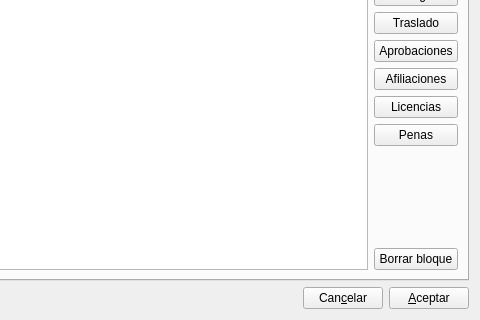
rogorido/qtpredicadores, file gui/dlgdetalles.ui: the form before one commit; both pictures show x 237 to 717 and y 118 to 438 of the 717 by 438 pixel window.
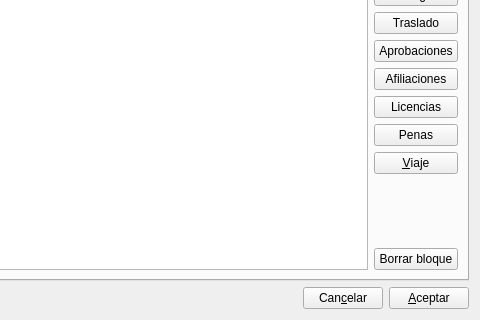
The form after the commit.

Commit message: Form para viajes

What changed in the file:
```diff
--- a/gui/dlgdetalles.ui
+++ b/gui/dlgdetalles.ui
@@ -87,6 +87,13 @@
              </property>
             </widget>
            </item>
+           <item>
+            <widget class="QPushButton" name="btViaje">
+             <property name="text">
+              <string>&amp;Viaje</string>
+             </property>
+            </widget>
+           </item>
            <item>
             <spacer name="verticalSpacer">
              <property name="orientation">
```
The commit also changes 6 other files.
